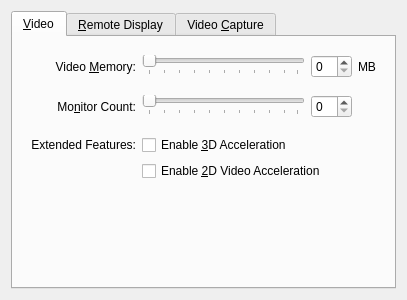
Qt form vbox/src/VBox/Frontends/VirtualBox/src/settings/machine/UIMachineSettingsDisplay.ui (jljuxgm/vboxgit) before a commit.
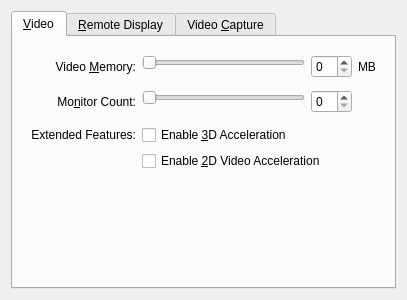
The same form after that commit. Custom widgets are drawn as their Qt base class.

The edit to the form file:
```diff
--- a/vbox/src/VBox/Frontends/VirtualBox/src/settings/machine/UIMachineSettingsDisplay.ui
+++ b/vbox/src/VBox/Frontends/VirtualBox/src/settings/machine/UIMachineSettingsDisplay.ui
@@ -59,9 +59,6 @@
               <property name="orientation">
                <enum>Qt::Horizontal</enum>
               </property>
-              <property name="tickPosition">
-               <enum>QSlider::TicksBelow</enum>
-              </property>
              </widget>
             </item>
             <item row="1" column="0">
@@ -125,9 +122,6 @@
               <property name="orientation">
                <enum>Qt::Horizontal</enum>
               </property>
-              <property name="tickPosition">
-               <enum>QSlider::TicksBelow</enum>
-              </property>
              </widget>
             </item>
             <item row="1" column="0">
```
Left out of the diff: 6 changed lines with no effect on the pictures.
